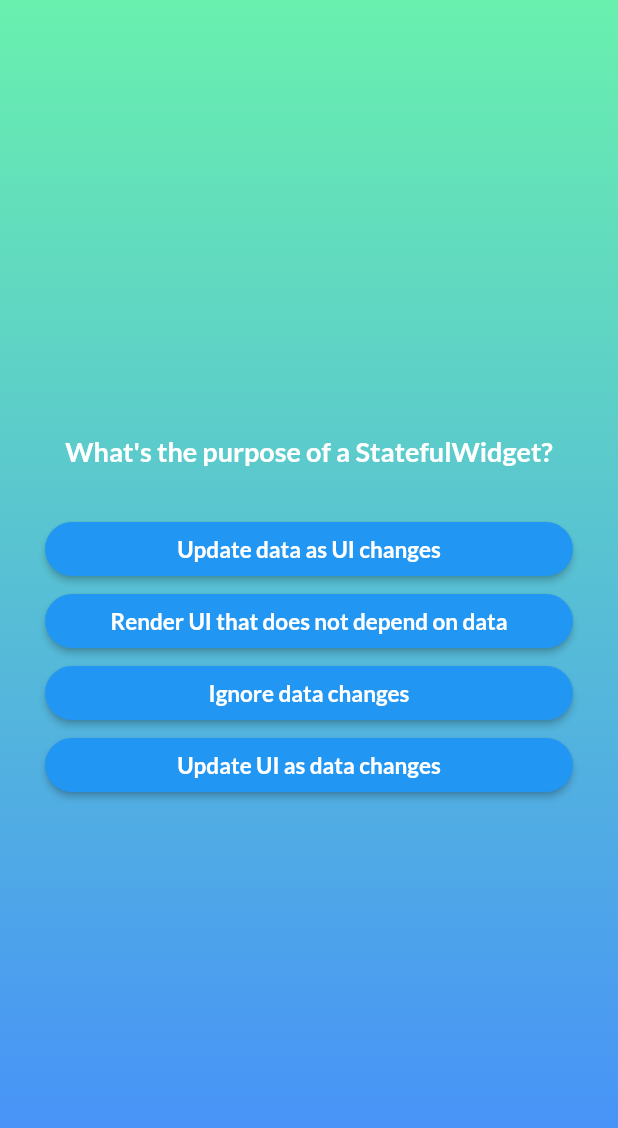
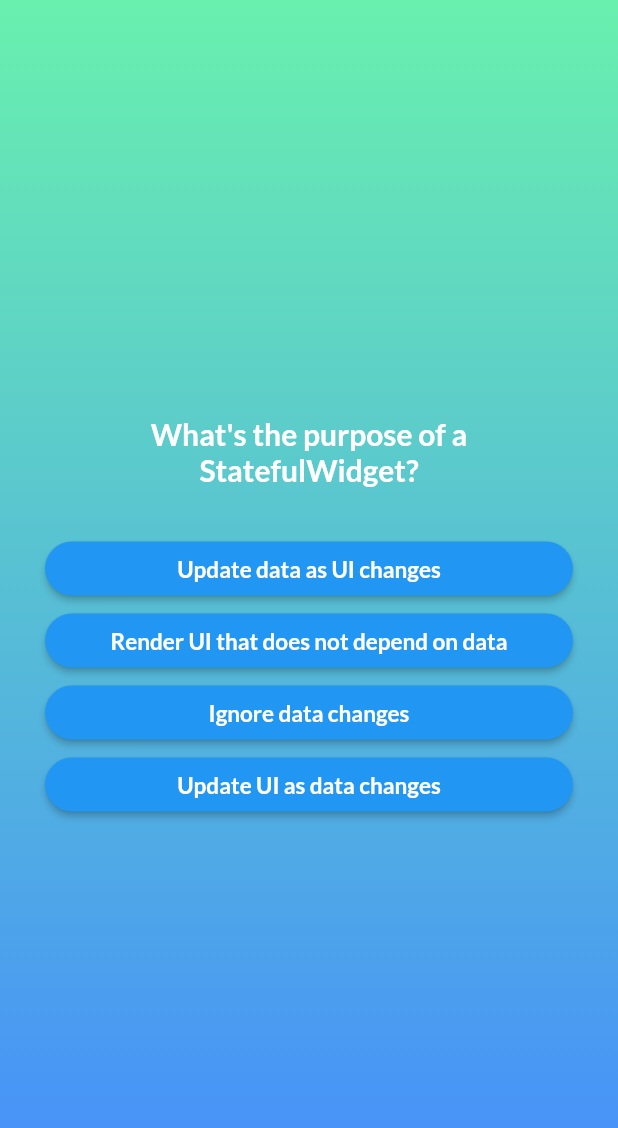
Before and after one commit to Htoomyat99/Quiz_APP, a Flutter app: the screen it shows after launch, after a tap on "Start Quiz", after a tap on "Components", after a tap on "By combining widgets in a visual editor", on a phone screen of 412 x 824 dp. Shown: the top 1128 px of the screen. Run offline on Flutter 3.47's test engine with Material 2 defaults, Android fonts, the phone set to English and light mode, and no system bars; our stand-ins replace google_fonts.

```diff
--- a/lib/pages/quetsion_screen.dart
+++ b/lib/pages/quetsion_screen.dart
@@ -1,6 +1,7 @@
 import 'package:flutter/material.dart';
 import 'package:flutter_quiz_app/components/answer_button.dart';
 import 'package:flutter_quiz_app/data/question.dart';
+import 'package:flutter_quiz_app/pages/answer_screen.dart';
 // import 'package:flutter_quiz_app/modals/quiz_question.dart';
 import 'package:google_fonts/google_fonts.dart';
 
@@ -13,15 +14,27 @@ class QuestionScreen extends StatefulWidget {
 
 class _QuestionScreenState extends State<QuestionScreen> {
   var currentQuestionIndex = 0;
+  final List<String> answerList = [];
 
-  void answerQuestion() {
+  void answerQuestion(String answer) {
     if (currentQuestionIndex < questions.length - 1) {
-      setState(() {
-        currentQuestionIndex++;
-      });
+      setState(
+        () {
+          currentQuestionIndex++;
+        },
+      );
     } else {
-      debugPrint('object');
+      Navigator.of(context).push(
+        MaterialPageRoute(
+          builder: (context) => AnswerScreen(answerList: answerList),
+        ),
+      );
     }
+    setState(
+      () {
+        answerList.add(answer);
+      },
+    );
   }
 
   @override
@@ -40,7 +53,7 @@ class _QuestionScreenState extends State<QuestionScreen> {
               currentQuestion.text,
               style: GoogleFonts.lato(
                 color: Colors.white,
-                fontSize: 18,
+                fontSize: 20,
                 fontWeight: FontWeight.bold,
               ),
               textAlign: TextAlign.center,
@@ -50,7 +63,11 @@ class _QuestionScreenState extends State<QuestionScreen> {
             ),
             ...currentQuestion.getShuffleAnswer().map(
               (answer) {
-                return AnswerButton(onTap: answerQuestion, text: answer);
+                return AnswerButton(
+                    onTap: () {
+                      answerQuestion(answer);
+                    },
+                    text: answer);
               },
             )
           ],
```
Also changed, not shown: lib/pages/answer_screen.dart (added, +37 -0 lines).
